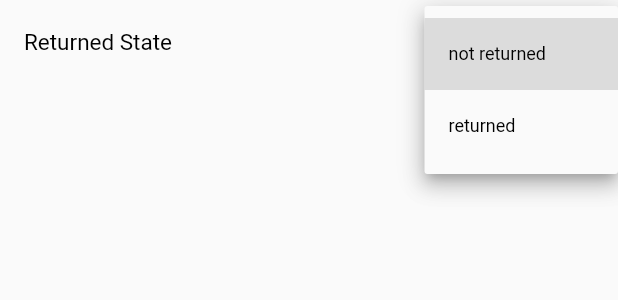
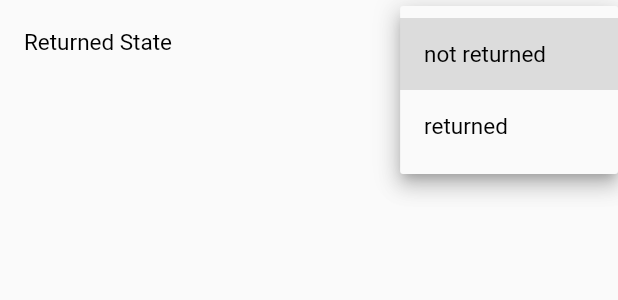
Before and after one commit to Rehab-Hamdi/Digital-System-for-Botany-Slides, a Flutter app: the DropBox widget shown alone on an empty page, opened directly, after a tap on "not returned", on a phone screen of 412 x 824 dp. Shown: the top 300 px of the screen. Run offline on Flutter 3.47's test engine with Material 2 defaults, Android fonts, the phone set to English and light mode, and no system bars; our stand-ins replace connectivity, curved_navigation_bar, firebase_auth, firebase_core, fl_chart, shared_preferences and 1 more; missing offline and left inert: vertical_tabs_flutter; accounts and stored records are empty; network calls fail.

Commit message:
returned state dropButton
work correctly

```diff
--- a/lib/core/custom_widgets/drop_box.dart
+++ b/lib/core/custom_widgets/drop_box.dart
@@ -2,15 +2,15 @@ import 'package:flutter/material.dart';
 
 class DropBox extends StatefulWidget {
   DropBox({Key? key}) : super(key: key);
+  List<String> returnedList = ['not returned', 'returned'];
 
+  static String? returnedState = 'not returned';
   @override
   State<DropBox> createState() => _DropBoxState();
 }
 
 class _DropBoxState extends State<DropBox> {
-  List<String> returnedList = ['not returned', 'returned'];
 
-  String? returnedState = 'not returned';
 
   @override
   Widget build(BuildContext context) {
@@ -20,19 +20,19 @@ class _DropBoxState extends State<DropBox> {
         style: TextStyle(fontSize: 15, color: Colors.black),
       ),
       trailing: DropdownButton(
-        items: returnedList
+        items: widget.returnedList
             .map((String value) => DropdownMenuItem(
           value: value,
           child: Text(value),
         ))
             .toList(),
-        value: returnedState,
+        value: DropBox.returnedState,
         onChanged: (String? val) {
           setState(() {
-            returnedState = val!;
+            DropBox.returnedState = val!;
           });
         },
-        style: const TextStyle(color: Colors.black, fontSize: 12),
+        style: const TextStyle(color: Colors.black, fontSize: 15),
       ),
     );
   }
--- a/lib/presentation/dashboard_application_screens/requests/request_view.dart
+++ b/lib/presentation/dashboard_application_screens/requests/request_view.dart
@@ -515,7 +515,7 @@ class _RequestsTableState extends BaseState<RequestsView, RequestViewModel>
                           startDateController.text,
                           endDateController.text,
                           returnedDateController.text,
-                          returnedStateController.text,
+                          DropBox.returnedState=='not returned'?'0':'1',
                           notesController.text,
                           context);
                       clearAllControllars();
```
